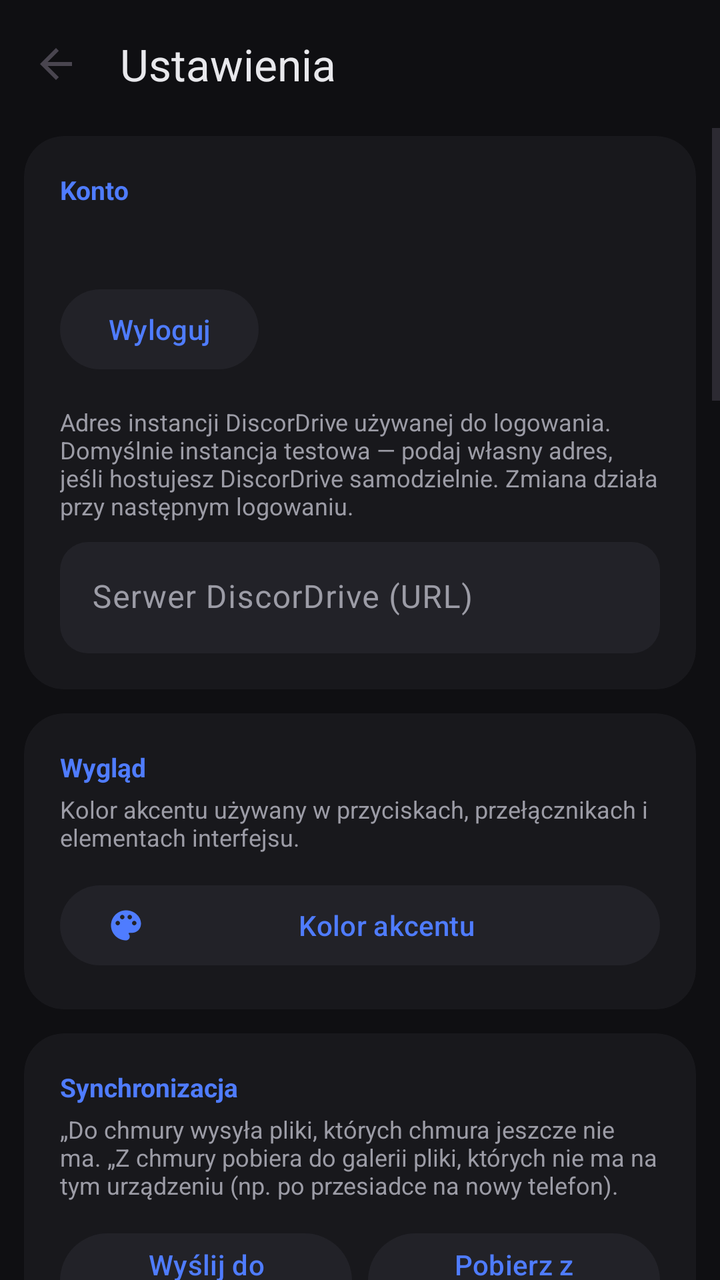
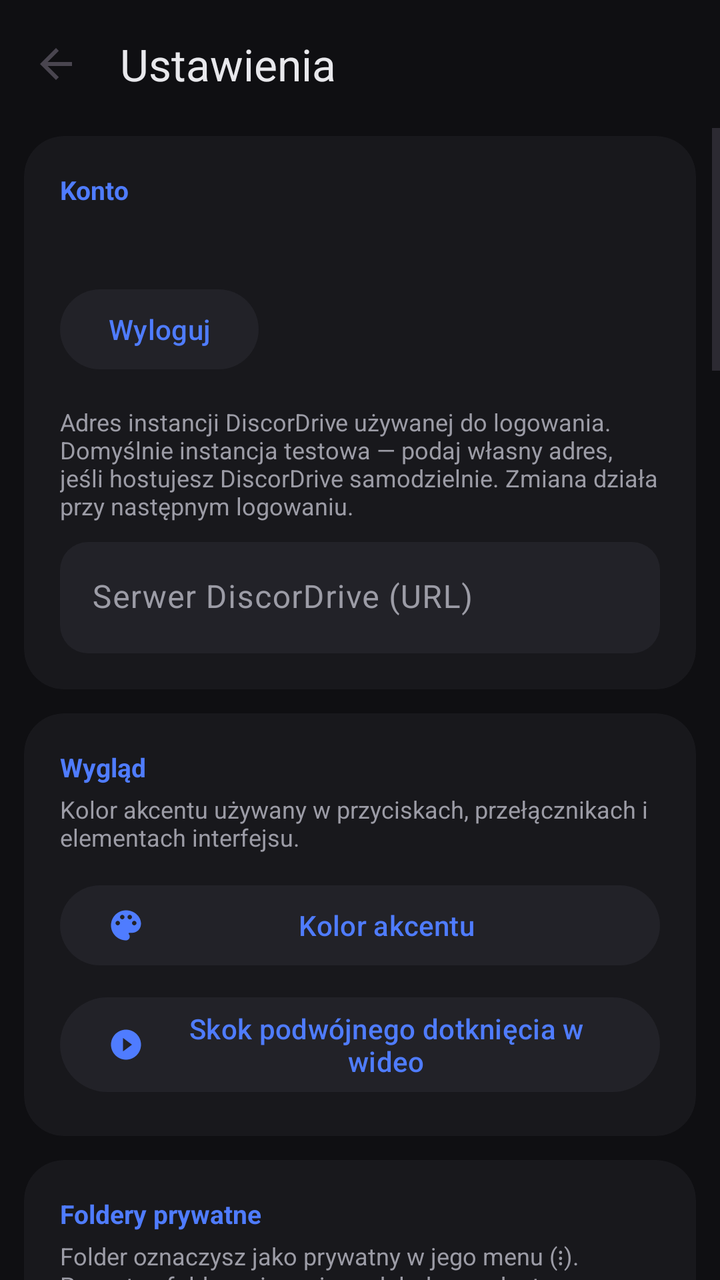

Before-and-after screenshots of an Android layout around one commit, followed by the original layout XML and the change that was made.
<!-- AndroidManifest.xml: application theme Theme.Gallery -->
<!-- res/layout/activity_settings.xml -->
<?xml version="1.0" encoding="utf-8"?>
<LinearLayout xmlns:android="http://schemas.android.com/apk/res/android"
    xmlns:app="http://schemas.android.com/apk/res-auto"
    android:id="@+id/settingsRoot"
    android:layout_width="match_parent"
    android:layout_height="match_parent"
    android:orientation="vertical">

    <com.google.android.material.appbar.MaterialToolbar
        android:id="@+id/toolbar"
        android:layout_width="match_parent"
        android:layout_height="?attr/actionBarSize"
        app:navigationIcon="?attr/homeAsUpIndicator"
        app:title="@string/settings_title"
        app:titleTextColor="@color/text"/>

    <ScrollView
        android:layout_width="match_parent"
        android:layout_height="match_parent">

        <LinearLayout
            android:layout_width="match_parent"
            android:layout_height="wrap_content"
            android:orientation="vertical"
            android:paddingHorizontal="12dp"
            android:paddingTop="4dp"
            android:paddingBottom="16dp">

            
            <com.google.android.material.card.MaterialCardView style="@style/SettingsCard"
                android:layout_width="match_parent"
                android:layout_height="wrap_content">
                <LinearLayout
                    android:layout_width="match_parent"
                    android:layout_height="wrap_content"
                    android:orientation="vertical"
                    android:padding="18dp">

                    <TextView style="@style/SettingsSectionTitle"
                        android:layout_width="wrap_content"
                        android:layout_height="wrap_content"
                        android:text="@string/settings_account"/>

                    <TextView
                        android:id="@+id/accountInfo"
                        android:layout_width="match_parent"
                        android:layout_height="wrap_content"
                        android:layout_marginTop="8dp"
                        android:textColor="@color/text"
                        android:textSize="14sp"/>

                    <com.google.android.material.button.MaterialButton
                        android:id="@+id/loginButton"
                        android:layout_width="wrap_content"
                        android:layout_height="wrap_content"
                        android:layout_marginTop="10dp"
                        android:visibility="gone"
                        android:text="@string/settings_login"/>

                    <com.google.android.material.button.MaterialButton
                        android:id="@+id/logoutButton"
                        style="@style/Widget.Gallery.Button.Card"
                        android:layout_width="wrap_content"
                        android:layout_height="wrap_content"
                        android:layout_marginTop="10dp"
                        android:text="@string/settings_logout"/>

                    <TextView style="@style/SettingsSectionHint"
                        android:layout_width="match_parent"
                        android:layout_height="wrap_content"
                        android:layout_marginTop="14dp"
                        android:text="@string/settings_server_hint"/>

                    <com.google.android.material.textfield.TextInputLayout
                        style="@style/Widget.Gallery.TextInput"
                        android:layout_width="match_parent"
                        android:layout_height="wrap_content"
                        android:layout_marginTop="10dp"
                        android:hint="@string/settings_server_url">
                        <com.google.android.material.textfield.TextInputEditText
                            android:id="@+id/serverUrlInput"
                            android:layout_width="match_parent"
                            android:layout_height="wrap_content"
                            android:inputType="textUri"/>
                    </com.google.android.material.textfield.TextInputLayout>
                </LinearLayout>
            </com.google.android.material.card.MaterialCardView>

            
            <com.google.android.material.card.MaterialCardView style="@style/SettingsCard"
                android:layout_width="match_parent"
                android:layout_height="wrap_content">
                <LinearLayout
                    android:layout_width="match_parent"
                    android:layout_height="wrap_content"
                    android:orientation="vertical"
                    android:padding="18dp">

                    <TextView style="@style/SettingsSectionTitle"
                        android:layout_width="wrap_content"
                        android:layout_height="wrap_content"
                        android:text="@string/settings_appearance"/>

                    <TextView style="@style/SettingsSectionHint"
                        android:layout_width="match_parent"
                        android:layout_height="wrap_content"
                        android:text="@string/settings_appearance_hint"/>

                    <com.google.android.material.button.MaterialButton
                        android:id="@+id/accentButton"
                        style="@style/Widget.Gallery.Button.Card"
                        android:layout_width="match_parent"
                        android:layout_height="wrap_content"
                        android:layout_marginTop="12dp"
                        app:icon="@drawable/ic_palette"
                        android:text="@string/settings_accent"/>
                </LinearLayout>
            </com.google.android.material.card.MaterialCardView>

            
            <com.google.android.material.card.MaterialCardView style="@style/SettingsCard"
                android:layout_width="match_parent"
                android:layout_height="wrap_content">
                <LinearLayout
                    android:layout_width="match_parent"
                    android:layout_height="wrap_content"
                    android:orientation="vertical"
                    android:padding="18dp">

                    <TextView style="@style/SettingsSectionTitle"
                        android:layout_width="wrap_content"
                        android:layout_height="wrap_content"
                        android:text="@string/sync_section"/>

                    <TextView style="@style/SettingsSectionHint"
                        android:layout_width="match_parent"
                        android:layout_height="wrap_content"
                        android:text="@string/sync_section_hint"/>

                    <LinearLayout
                        android:layout_width="match_parent"
                        android:layout_height="wrap_content"
                        android:layout_marginTop="12dp"
                        android:orientation="horizontal">

                        <com.google.android.material.button.MaterialButton
                            android:id="@+id/syncToCloudButton"
                            style="@style/Widget.Gallery.Button.Card"
                            android:layout_width="0dp"
                            android:layout_height="wrap_content"
                            android:layout_weight="1"
                            android:layout_marginEnd="8dp"
                            android:text="@string/sync_to_cloud_action"/>

                        <com.google.android.material.button.MaterialButton
                            android:id="@+id/syncFromCloudButton"
                            style="@style/Widget.Gallery.Button.Card"
                            android:layout_width="0dp"
                            android:layout_height="wrap_content"
                            android:layout_weight="1"
                            android:text="@string/sync_from_cloud_action"/>
                    </LinearLayout>

                    <TextView style="@style/SettingsSectionHint"
                        android:layout_width="match_parent"
                        android:layout_height="wrap_content"
                        android:layout_marginTop="16dp"
                        android:text="@string/settings_bg_hint"/>

                    <com.google.android.material.materialswitch.MaterialSwitch
                        android:id="@+id/bgSyncSwitch"
                        android:layout_width="match_parent"
                        android:layout_height="wrap_content"
                        android:layout_marginTop="8dp"
                        android:text="@string/settings_bg_enabled"
                        android:textColor="@color/text"/>

                    <com.google.android.material.materialswitch.MaterialSwitch
                        android:id="@+id/bgWifiSwitch"
                        android:layout_width="match_parent"
                        android:layout_height="wrap_content"
                        android:text="@string/settings_bg_wifi"
                        android:textColor="@color/text"/>

                    <com.google.android.material.materialswitch.MaterialSwitch
                        android:id="@+id/bgChargingSwitch"
                        android:layout_width="match_parent"
                        android:layout_height="wrap_content"
                        android:text="@string/settings_bg_charging"
                        android:textColor="@color/text"/>
                </LinearLayout>
            </com.google.android.material.card.MaterialCardView>

            
            <com.google.android.material.card.MaterialCardView style="@style/SettingsCard"
                android:layout_width="match_parent"
                android:layout_height="wrap_content">
                <LinearLayout
                    android:layout_width="match_parent"
                    android:layout_height="wrap_content"
                    android:orientation="vertical"
                    android:padding="18dp">

                    <TextView style="@style/SettingsSectionTitle"
                        android:layout_width="wrap_content"
                        android:layout_height="wrap_content"
                        android:text="@string/settings_ai"/>

                    <TextView style="@style/SettingsSectionHint"
                        android:layout_width="match_parent"
                        android:layout_height="wrap_content"
                        android:text="@string/settings_ai_hint"/>

                    <com.google.android.material.textfield.TextInputLayout
                        style="@style/Widget.Gallery.TextInput"
                        android:layout_width="match_parent"
                        android:layout_height="wrap_content"
                        android:layout_marginTop="12dp"
                        android:hint="@string/settings_ai_url">
                        <com.google.android.material.textfield.TextInputEditText
                            android:id="@+id/aiUrlInput"
                            android:layout_width="match_parent"
                            android:layout_height="wrap_content"
                            android:inputType="textUri"/>
                    </com.google.android.material.textfield.TextInputLayout>

                    <com.google.android.material.textfield.TextInputLayout
                        style="@style/Widget.Gallery.TextInput"
                        android:layout_width="match_parent"
                        android:layout_height="wrap_content"
                        android:layout_marginTop="10dp"
                        android:hint="@string/settings_ai_key"
                        app:passwordToggleEnabled="true">
                        <com.google.android.material.textfield.TextInputEditText
                            android:id="@+id/aiKeyInput"
                            android:layout_width="match_parent"
                            android:layout_height="wrap_content"
                            android:inputType="textPassword"/>
                    </com.google.android.material.textfield.TextInputLayout>

                    <com.google.android.material.textfield.TextInputLayout
                        style="@style/Widget.Gallery.TextInput"
                        android:layout_width="match_parent"
                        android:layout_height="wrap_content"
                        android:layout_marginTop="10dp"
                        android:hint="@string/settings_ai_model">
                        <com.google.android.material.textfield.TextInputEditText
                            android:id="@+id/aiModelInput"
                            android:layout_width="match_parent"
                            android:layout_height="wrap_content"
                            android:inputType="text"/>
                    </com.google.android.material.textfield.TextInputLayout>

                    <Button
                        android:id="@+id/aiModelsButton"
                        style="@style/Widget.Material3.Button.TextButton"
                        android:layout_width="wrap_content"
                        android:layout_height="wrap_content"
                        android:text="@string/settings_fetch_models"/>

                    <com.google.android.material.textfield.TextInputLayout
                        style="@style/Widget.Gallery.TextInput"
                        android:layout_width="match_parent"
                        android:layout_height="wrap_content"
                        android:layout_marginTop="4dp"
                        android:hint="@string/settings_ai_limit">
                        <com.google.android.material.textfield.TextInputEditText
                            android:id="@+id/aiLimitInput"
                            android:layout_width="match_parent"
                            android:layout_height="wrap_content"
                            android:inputType="number"/>
                    </com.google.android.material.textfield.TextInputLayout>

                    <com.google.android.material.textfield.TextInputLayout
                        style="@style/Widget.Gallery.TextInput"
                        android:layout_width="match_parent"
                        android:layout_height="wrap_content"
                        android:layout_marginTop="10dp"
                        android:hint="@string/settings_ai_concurrency">
                        <com.google.android.material.textfield.TextInputEditText
                            android:id="@+id/aiConcurrencyInput"
                            android:layout_width="match_parent"
                            android:layout_height="wrap_content"
                            android:inputType="number"/>
                    </com.google.android.material.textfield.TextInputLayout>

                    <com.google.android.material.materialswitch.MaterialSwitch
                        android:id="@+id/aiAutoSwitch"
                        android:layout_width="match_parent"
                        android:layout_height="wrap_content"
                        android:layout_marginTop="10dp"
                        android:text="@string/settings_ai_auto"
                        android:textColor="@color/text"/>

                    <com.google.android.material.button.MaterialButton
                        android:id="@+id/clearAiButton"
                        style="@style/Widget.Material3.Button.TextButton"
                        android:layout_width="wrap_content"
                        android:layout_height="wrap_content"
                        android:layout_marginTop="4dp"
                        android:textColor="@color/danger"
                        android:text="@string/settings_clear_ai"/>
                </LinearLayout>
            </com.google.android.material.card.MaterialCardView>

            
            <com.google.android.material.card.MaterialCardView style="@style/SettingsCard"
                android:layout_width="match_parent"
                android:layout_height="wrap_content">
                <LinearLayout
                    android:layout_width="match_parent"
                    android:layout_height="wrap_content"
                    android:orientation="vertical"
                    android:padding="18dp">

                    <TextView style="@style/SettingsSectionTitle"
                        android:layout_width="wrap_content"
                        android:layout_height="wrap_content"
                        android:text="@string/settings_transcribe"/>

                    <TextView style="@style/SettingsSectionHint"
                        android:layout_width="match_parent"
                        android:layout_height="wrap_content"
                        android:text="@string/settings_transcribe_hint"/>

                    <com.google.android.material.textfield.TextInputLayout
                        style="@style/Widget.Gallery.TextInput"
                        android:layout_width="match_parent"
                        android:layout_height="wrap_content"
                        android:layout_marginTop="12dp"
                        android:hint="@string/settings_transcribe_url">
                        <com.google.android.material.textfield.TextInputEditText
                            android:id="@+id/transcribeUrlInput"
                            android:layout_width="match_parent"
                            android:layout_height="wrap_content"
                            android:inputType="textUri"/>
                    </com.google.android.material.textfield.TextInputLayout>

                    <com.google.android.material.textfield.TextInputLayout
                        style="@style/Widget.Gallery.TextInput"
                        android:layout_width="match_parent"
                        android:layout_height="wrap_content"
                        android:layout_marginTop="10dp"
                        android:hint="@string/settings_transcribe_key"
                        app:passwordToggleEnabled="true">
                        <com.google.android.material.textfield.TextInputEditText
                            android:id="@+id/transcribeKeyInput"
                            android:layout_width="match_parent"
                            android:layout_height="wrap_content"
                            android:inputType="textPassword"/>
                    </com.google.android.material.textfield.TextInputLayout>

                    <com.google.android.material.textfield.TextInputLayout
                        style="@style/Widget.Gallery.TextInput"
                        android:layout_width="match_parent"
                        android:layout_height="wrap_content"
                        android:layout_marginTop="10dp"
                        android:hint="@string/settings_transcribe_model">
                        <com.google.android.material.textfield.TextInputEditText
                            android:id="@+id/transcribeModelInput"
                            android:layout_width="match_parent"
                            android:layout_height="wrap_content"
                            android:inputType="text"/>
                    </com.google.android.material.textfield.TextInputLayout>

                    <Button
                        android:id="@+id/transcribeModelsButton"
                        style="@style/Widget.Material3.Button.TextButton"
                        android:layout_width="wrap_content"
                        android:layout_height="wrap_content"
                        android:text="@string/settings_fetch_models"/>
                </LinearLayout>
            </com.google.android.material.card.MaterialCardView>

            
            <com.google.android.material.card.MaterialCardView style="@style/SettingsCard"
                android:layout_width="match_parent"
                android:layout_height="wrap_content">
                <LinearLayout
                    android:layout_width="match_parent"
                    android:layout_height="wrap_content"
                    android:orientation="vertical"
                    android:padding="18dp">

                    <TextView style="@style/SettingsSectionTitle"
                        android:layout_width="wrap_content"
                        android:layout_height="wrap_content"
                        android:text="@string/settings_diag"/>

                    <TextView style="@style/SettingsSectionHint"
                        android:layout_width="match_parent"
                        android:layout_height="wrap_content"
                        android:text="@string/settings_diag_hint"/>

                    <LinearLayout
                        android:layout_width="match_parent"
                        android:layout_height="wrap_content"
                        android:layout_marginTop="12dp"
                        android:orientation="horizontal">

                        <com.google.android.material.button.MaterialButton
                            android:id="@+id/copyLogsButton"
                            style="@style/Widget.Gallery.Button.Card"
                            android:layout_width="0dp"
                            android:layout_height="wrap_content"
                            android:layout_weight="1"
                            android:layout_marginEnd="8dp"
                            android:text="@string/diag_copy"/>

                        <com.google.android.material.button.MaterialButton
                            android:id="@+id/sendLogsButton"
                            style="@style/Widget.Gallery.Button.Card"
                            android:layout_width="0dp"
                            android:layout_height="wrap_content"
                            android:layout_weight="1"
                            android:text="@string/diag_send"/>
                    </LinearLayout>

                    <com.google.android.material.button.MaterialButton
                        android:id="@+id/clearLogsButton"
                        style="@style/Widget.Material3.Button.TextButton"
                        android:layout_width="wrap_content"
                        android:layout_height="wrap_content"
                        android:layout_marginTop="2dp"
                        android:text="@string/diag_clear"/>
                </LinearLayout>
            </com.google.android.material.card.MaterialCardView>

            
            <com.google.android.material.card.MaterialCardView style="@style/SettingsCard"
                android:layout_width="match_parent"
                android:layout_height="wrap_content">
                <LinearLayout
                    android:layout_width="match_parent"
                    android:layout_height="wrap_content"
                    android:orientation="vertical"
                    android:padding="18dp">

                    <TextView style="@style/SettingsSectionTitle"
                        android:layout_width="wrap_content"
                        android:layout_height="wrap_content"
                        android:textColor="@color/danger"
                        android:text="@string/settings_danger"/>

                    <TextView style="@style/SettingsSectionHint"
                        android:layout_width="match_parent"
                        android:layout_height="wrap_content"
                        android:text="@string/settings_danger_hint"/>

                    <com.google.android.material.button.MaterialButton
                        android:id="@+id/wipeCloudButton"
                        style="@style/Widget.Gallery.Button.Danger"
                        android:layout_width="match_parent"
                        android:layout_height="wrap_content"
                        android:layout_marginTop="12dp"
                        android:text="@string/danger_wipe_cloud"/>

                    <com.google.android.material.button.MaterialButton
                        android:id="@+id/wipeLocalButton"
                        style="@style/Widget.Gallery.Button.Danger"
                        android:layout_width="match_parent"
                        android:layout_height="wrap_content"
                        android:layout_marginTop="8dp"
                        android:text="@string/danger_wipe_local"/>
                </LinearLayout>
            </com.google.android.material.card.MaterialCardView>

            <com.google.android.material.button.MaterialButton
                android:id="@+id/saveButton"
                android:layout_width="match_parent"
                android:layout_height="52dp"
                android:layout_marginTop="8dp"
                android:text="@string/settings_save"/>

            <TextView
                android:id="@+id/versionInfo"
                android:layout_width="match_parent"
                android:layout_height="wrap_content"
                android:layout_marginTop="20dp"
                android:gravity="center"
                android:textColor="@color/text_dim"
                android:textSize="12sp"/>

            <com.google.android.material.button.MaterialButton
                android:id="@+id/checkUpdateButton"
                style="@style/Widget.Material3.Button.TextButton"
                android:layout_width="wrap_content"
                android:layout_height="wrap_content"
                android:layout_gravity="center"
                android:text="@string/update_check"/>
        </LinearLayout>
    </ScrollView>
</LinearLayout>
<!-- resources referenced by this layout -->
<resources>
  <color name="danger">#E5484D</color>
  <color name="text">#E8E8EC</color>
  <color name="text_dim">#9C9CA6</color>
  <string name="danger_wipe_cloud">Wyczyść dane w chmurze</string>
  <string name="danger_wipe_local">Usuń wszystkie zdjęcia i wideo z telefonu</string>
  <string name="diag_clear">Wyczyść logi</string>
  <string name="diag_copy">Kopiuj logi</string>
  <string name="diag_send">Wyślij logi na serwer</string>
  <string name="settings_accent">Kolor akcentu</string>
  <string name="settings_account">Konto</string>
  <string name="settings_ai">Sztuczna inteligencja</string>
  <string name="settings_ai_auto">Analizuj automatycznie po synchronizacji</string>
  <string name="settings_ai_key">Klucz API</string>
  <string name="settings_ai_model">Model</string>
  <string name="settings_ai_url">AI endpoint URL</string>
  <string name="settings_appearance">Wygląd</string>
  <string name="settings_bg_charging">Tylko podczas ładowania</string>
  <string name="settings_bg_enabled">Włącz synchronizację w tle</string>
  <string name="settings_bg_wifi">Tylko przez Wi-Fi</string>
  <string name="settings_clear_ai">Usuń wszystkie analizy AI</string>
  <string name="settings_danger">Strefa niebezpieczna</string>
  <string name="settings_diag">Diagnostyka</string>
  <string name="settings_fetch_models">Wybierz model z listy</string>
  <string name="settings_login">Zaloguj się</string>
  <string name="settings_logout">Wyloguj</string>
  <string name="settings_save">Zapisz</string>
  <string name="settings_server_url">Serwer DiscorDrive (URL)</string>
  <string name="settings_title">Ustawienia</string>
  <string name="settings_transcribe">Transkrypcja audio (opcjonalnie)</string>
  <string name="settings_transcribe_key">Klucz transkrypcji</string>
  <string name="settings_transcribe_model">Model transkrypcji (np. whisper-1)</string>
  <string name="settings_transcribe_url">URL transkrypcji</string>
  <string name="sync_from_cloud_action">Pobierz z chmury</string>
  <string name="sync_section">Synchronizacja</string>
  <string name="sync_to_cloud_action">Wyślij do chmury</string>
  <string name="update_check">Sprawdź aktualizacje</string>
  <color name="surface">#18181C</color>
  <color name="surface_high">#222228</color>
  <color name="danger_dim">#2AE5484D</color>
  <color name="accent">#4F7CFF</color>
  <color name="white">#FFFFFF</color>
  <color name="accent_dim">#2C3E73</color>
  <color name="bg">#0F0F12</color>
  <!-- unchanged entries left out for length: 18 -->
</resources>

<!-- the commit's change to res/layout/activity_settings.xml (unified diff, before → after) -->
@@ -114,6 +114,54 @@
                         android:layout_marginTop="12dp"
                         app:icon="@drawable/ic_palette"
                         android:text="@string/settings_accent"/>
+
+                    <com.google.android.material.button.MaterialButton
+                        android:id="@+id/videoSeekButton"
+                        style="@style/Widget.Gallery.Button.Card"
+                        android:layout_width="match_parent"
+                        android:layout_height="wrap_content"
+                        android:layout_marginTop="8dp"
+                        app:icon="@drawable/ic_play"
+                        android:text="@string/settings_video_seek"/>
+                </LinearLayout>
+            </com.google.android.material.card.MaterialCardView>
+
+            
+            <com.google.android.material.card.MaterialCardView style="@style/SettingsCard"
+                android:layout_width="match_parent"
+                android:layout_height="wrap_content">
+                <LinearLayout
+                    android:layout_width="match_parent"
+                    android:layout_height="wrap_content"
+                    android:orientation="vertical"
+                    android:padding="18dp">
+
+                    <TextView style="@style/SettingsSectionTitle"
+                        android:layout_width="wrap_content"
+                        android:layout_height="wrap_content"
+                        android:text="@string/private_title"/>
+
+                    <TextView style="@style/SettingsSectionHint"
+                        android:layout_width="match_parent"
+                        android:layout_height="wrap_content"
+                        android:text="@string/private_hint"/>
+
+                    <com.google.android.material.button.MaterialButton
+                        android:id="@+id/privatePinButton"
+                        style="@style/Widget.Gallery.Button.Card"
+                        android:layout_width="match_parent"
+                        android:layout_height="wrap_content"
+                        android:layout_marginTop="12dp"
+                        app:icon="@drawable/ic_lock"
+                        android:text="@string/private_set_pin"/>
+
+                    <com.google.android.material.materialswitch.MaterialSwitch
+                        android:id="@+id/privateBiometricSwitch"
+                        android:layout_width="match_parent"
+                        android:layout_height="wrap_content"
+                        android:layout_marginTop="4dp"
+                        android:text="@string/private_biometric_switch"
+                        android:textColor="@color/text"/>
                 </LinearLayout>
             </com.google.android.material.card.MaterialCardView>
 
<!-- resource entries referenced after the edit -->
@@ -3,11 +3,27 @@
   <color name="danger">#E5484D</color>
   <color name="text">#E8E8EC</color>
   <color name="text_dim">#9C9CA6</color>
+  <!-- drawable ic_lock (drawable) -->
+  <?xml version="1.0" encoding="utf-8"?>
+  <vector xmlns:android="http://schemas.android.com/apk/res/android"
+      android:width="24dp" android:height="24dp"
+      android:viewportWidth="24" android:viewportHeight="24">
+      <path android:fillColor="@color/text"
+          android:pathData="M18,8h-1L17,6c0,-2.76 -2.24,-5 -5,-5S7,3.24 7,6v2L6,8c-1.1,0 -2,0.9 -2,2v10c0,1.1 0.9,2 2,2h12c1.1,0 2,-0.9 2,-2L20,10c0,-1.1 -0.9,-2 -2,-2zM12,17c-1.1,0 -2,-0.9 -2,-2s0.9,-2 2,-2 2,0.9 2,2 -0.9,2 -2,2zM15.1,8L8.9,8L8.9,6c0,-1.71 1.39,-3.1 3.1,-3.1 1.71,0 3.1,1.39 3.1,3.1v2z"/>
+  </vector>
+  <!-- drawable ic_play (drawable) -->
+  <vector xmlns:android="http://schemas.android.com/apk/res/android" android:width="32dp" android:height="32dp" android:viewportWidth="24" android:viewportHeight="24" android:tint="#FFFFFF">
+    <path android:fillColor="@android:color/white" android:pathData="M12,2C6.48,2 2,6.48 2,12s4.48,10 10,10 10,-4.48 10,-10S17.52,2 12,2zM10,16.5v-9l6,4.5 -6,4.5z"/>
+  </vector>
   <string name="danger_wipe_cloud">Wyczyść dane w chmurze</string>
   <string name="danger_wipe_local">Usuń wszystkie zdjęcia i wideo z telefonu</string>
   <string name="diag_clear">Wyczyść logi</string>
   <string name="diag_copy">Kopiuj logi</string>
   <string name="diag_send">Wyślij logi na serwer</string>
+  <string name="private_biometric_switch">Odblokowanie odciskiem palca</string>
+  <string name="private_hint">Folder oznaczysz jako prywatny w jego menu (⋮). Prywatne foldery nie mają podglądu, są ukryte z wyszukiwania i wyboru plików, a każde otwarcie wymaga kodu PIN lub odcisku palca.</string>
+  <string name="private_set_pin">Ustaw kod PIN</string>
+  <string name="private_title">Foldery prywatne</string>
   <string name="settings_accent">Kolor akcentu</string>
   <string name="settings_account">Konto</string>
   <string name="settings_ai">Sztuczna inteligencja</string>
@@ -32,6 +48,7 @@
   <string name="settings_transcribe_key">Klucz transkrypcji</string>
   <string name="settings_transcribe_model">Model transkrypcji (np. whisper-1)</string>
   <string name="settings_transcribe_url">URL transkrypcji</string>
+  <string name="settings_video_seek">Skok podwójnego dotknięcia w wideo</string>
   <string name="sync_from_cloud_action">Pobierz z chmury</string>
   <string name="sync_section">Synchronizacja</string>
   <string name="sync_to_cloud_action">Wyślij do chmury</string>
